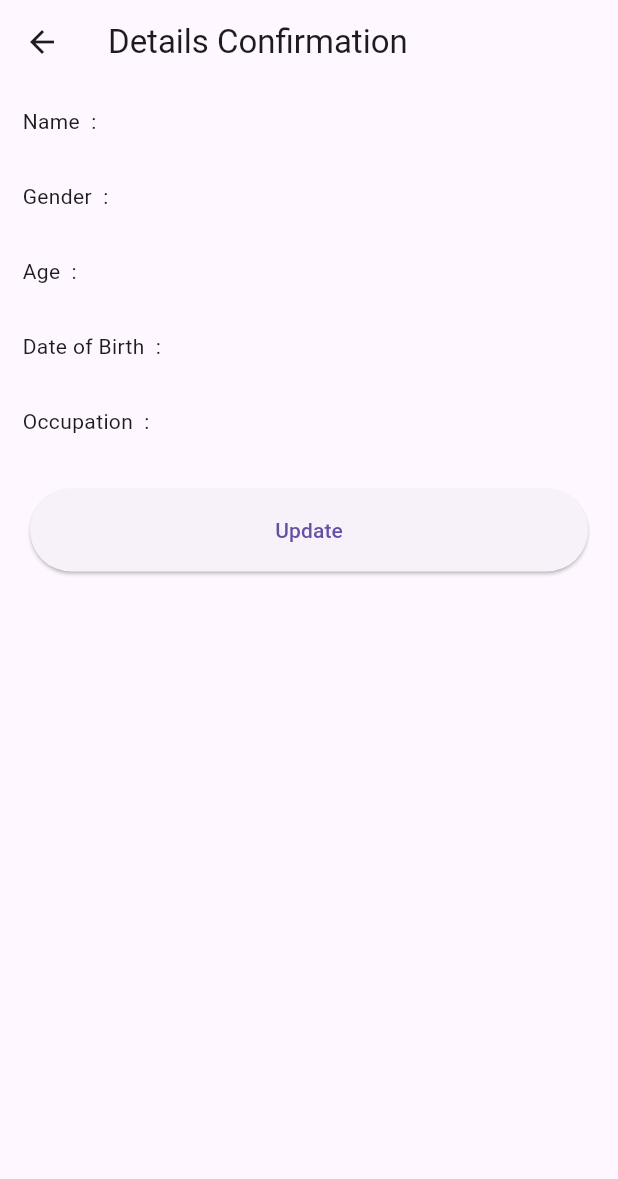
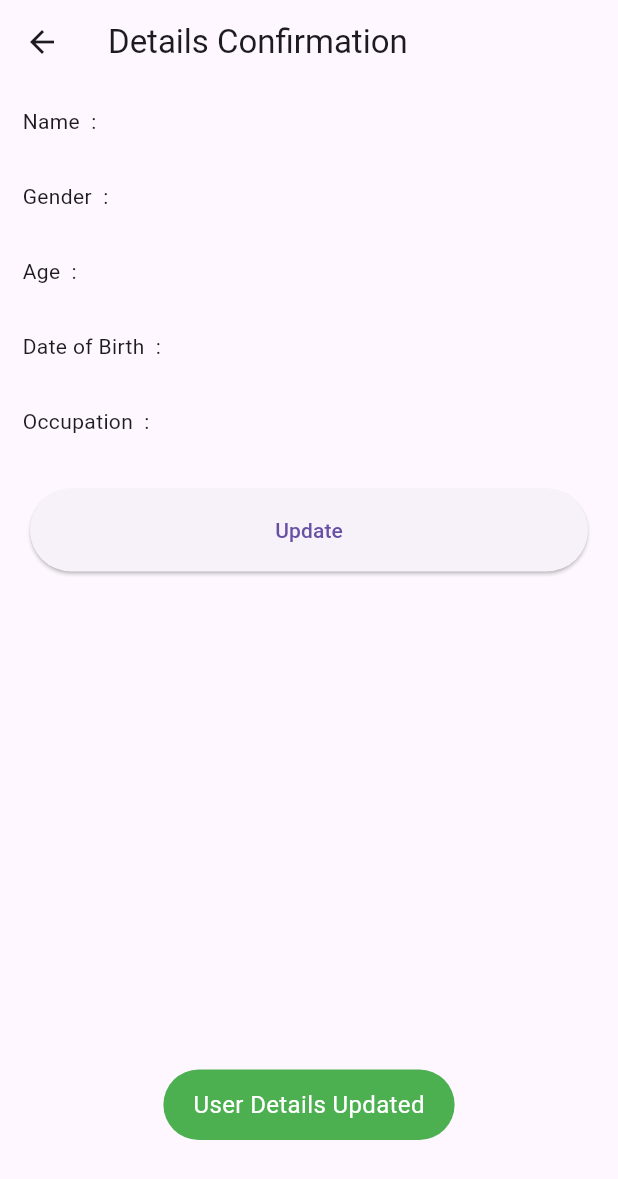
Before and after one commit to farihahadaina/detailsdb, a Flutter app: the UpdateScreen screen opened by its route, after a tap on "Update", on a phone screen of 412 x 824 dp. Shown: the top 1179 px of the screen. Run offline on Flutter 3.47's test engine with Material 3 defaults, Android fonts, the phone set to English and light mode, and no system bars; our stand-ins replace firebase_core, firebase_database, fluttertoast; accounts and stored records are empty.

```diff
--- a/detailsdb3/lib/updatescreen.dart
+++ b/detailsdb3/lib/updatescreen.dart
@@ -1,5 +1,6 @@
 import 'package:firebase_database/firebase_database.dart';
 import 'package:flutter/material.dart';
+import 'package:fluttertoast/fluttertoast.dart';
 import 'user.dart';
 import 'routes.dart';
 
@@ -131,7 +132,7 @@ class _MyUpdateScreenState extends State<UpdateScreen> {
               'occupation' : occupationController.text,
             };
 
-            dbRef.child(widget.userKey).update(users).then((value) => {
+            dbRef.child(widget.userKey).update(users).then((value) {
             Navigator.pushNamed(context, Routes.secondScreen,
               arguments: User(
                 userKey: widget.userKey,
@@ -139,9 +140,30 @@ class _MyUpdateScreenState extends State<UpdateScreen> {
                 gender: genderController.text,
                 age: ageController.text,
                 dateOfBirth: dobController.text,
-                                occupation: occupationController.text))
+                occupation: occupationController.text,
+              ),
+            );
+
+            Fluttertoast.showToast(
+              msg: "User Details Updated",
+              toastLength: Toast.LENGTH_SHORT,
+              gravity: ToastGravity.BOTTOM,
+              timeInSecForIosWeb: 1,
+              backgroundColor: Colors.green,
+              textColor: Colors.white,
+              fontSize: 16.0,
+            );
+          }).onError((error, stackTrace) {
+            Fluttertoast.showToast(
+              msg: "Error: ${error.toString()}",
+              toastLength: Toast.LENGTH_SHORT,
+              gravity: ToastGravity.BOTTOM,
+              timeInSecForIosWeb: 1,
+              backgroundColor: Colors.red,
+              textColor: Colors.white,
+              fontSize: 16.0,
+            );
           });
-            // dbRef.push().set(users);
         },
           child: const Text("Update", style: TextStyle(
           color: Colors.black,
--- a/detailsdb3/pubspec.yaml
+++ b/detailsdb3/pubspec.yaml
@@ -37,6 +37,7 @@ dependencies:
   cupertino_icons: ^1.0.2
   firebase_core: ^2.24.2
   firebase_database: ^10.4.0
+  fluttertoast: ^8.2.4
 
 dev_dependencies:
   flutter_test:
```
Lines whose indentation alone changed are shown as unchanged.
